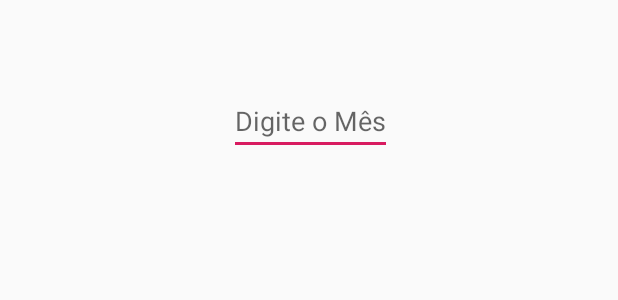
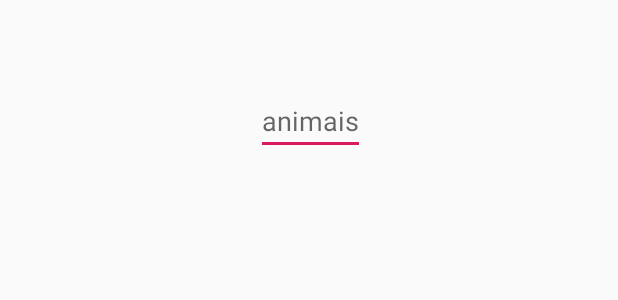
Before and after one commit to Assisf/android, an Android app: the layout activity_main.xml on its own in the app's theme, with its tools: preview values and no code run, on a phone screen of 412 x 824 dp. Shown: the part 741-1041 px from the top of the screen. Run offline under Robolectric (Android 15) with nearby library versions, the phone set to English and light mode, and no system bars.

```diff
--- a/1Atividade/app/src/main/res/layout/activity_main.xml
+++ b/1Atividade/app/src/main/res/layout/activity_main.xml
@@ -48,6 +48,7 @@
         app:layout_constraintStart_toStartOf="parent"
         app:layout_constraintTop_toTopOf="parent" />
 
+
     <AutoCompleteTextView
         android:id="@+id/acTexto"
         android:layout_width="wrap_content"
@@ -60,7 +61,7 @@
         android:layout_marginEnd="152dp"
         android:layout_marginRight="152dp"
         android:layout_marginBottom="204dp"
-        android:hint="@string/digitar_o_mes"
+        android:hint="@string/Animais"
         app:layout_constraintBottom_toBottomOf="parent"
         app:layout_constraintEnd_toEndOf="parent"
         app:layout_constraintStart_toStartOf="parent"
--- a/1Atividade/app/src/main/res/layout/activity_main2.xml
+++ b/1Atividade/app/src/main/res/layout/activity_main2.xml
@@ -1,6 +1,7 @@
 <LinearLayout xmlns:android="http://schemas.android.com/apk/res/android"
     android:layout_width="fill_parent"
     android:layout_height="fill_parent"
+    android:background="#FFCCFFCC"
     android:orientation="vertical" >
 
     <Spinner
--- a/1Atividade/app/src/main/res/values/strings.xml
+++ b/1Atividade/app/src/main/res/values/strings.xml
@@ -9,6 +9,7 @@
     <string name="red_string">Red</string>
     <string name="button">Button</string>
     <string name="country_prompt">country_prompt</string>
+    <string name="Animais">animais</string>
 
     <string-array name="country_arrays">
         <item>Normal</item>
```
